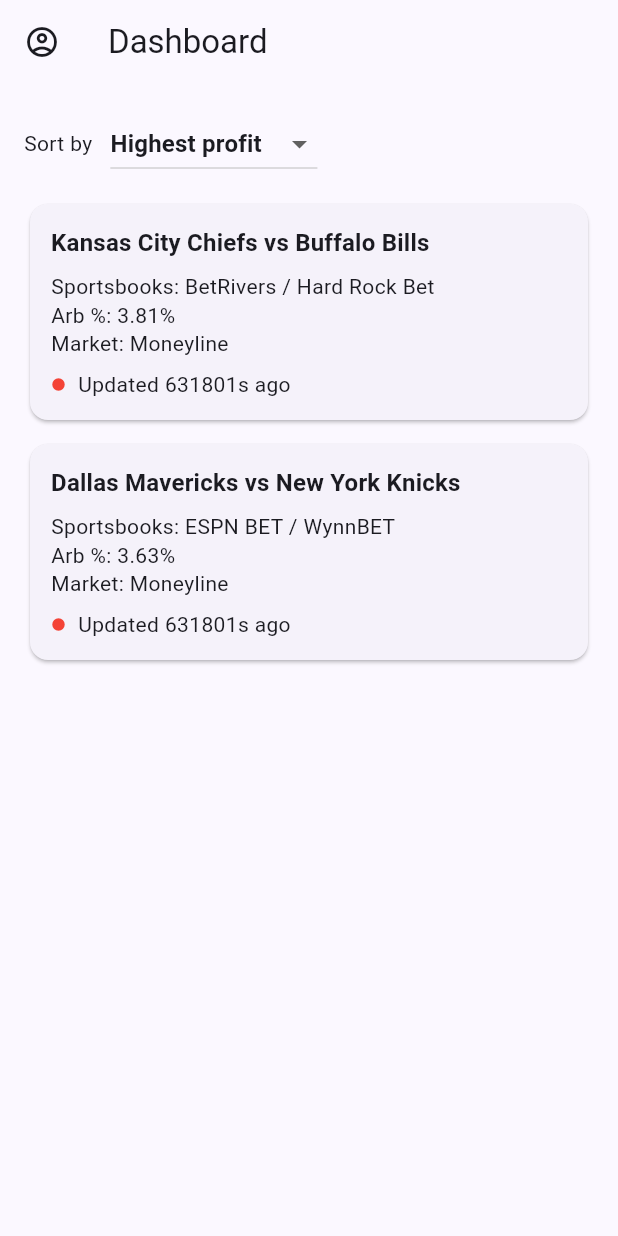
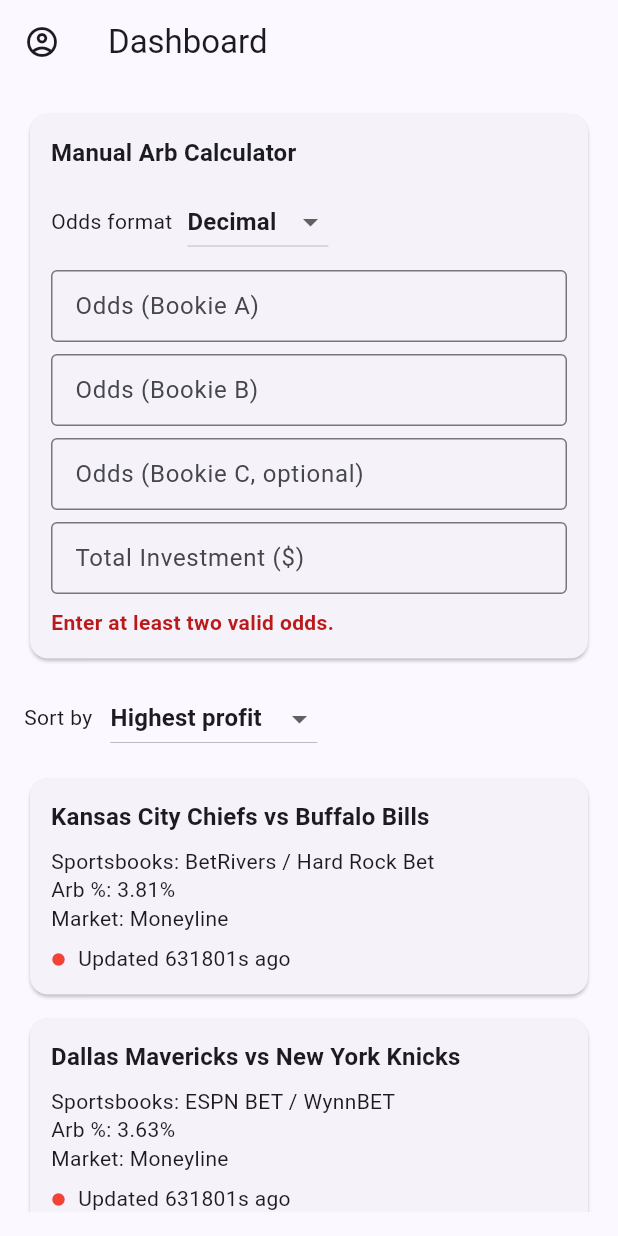
Before and after one commit to Chrisperriello/ArbiTrac, a Flutter app: the DashboardScreen screen opened by its route, on a phone screen of 412 x 824 dp. Run offline on Flutter 3.47's test engine with Material 3 defaults, Android fonts, the phone set to English and light mode, and no system bars; our stand-ins replace decimal, flutter_dotenv, flutter_riverpod, flutter_secure_storage, shared_preferences; missing offline and left inert: rational; accounts and stored records are empty.

Commit message:
Added the Manuel Arb setting functionality
This added the actual arb manuel card

It has some refresh things to do with it but over all works and allows for both decimal and american plug in

```diff
--- a/lib/providers/providers.dart
+++ b/lib/providers/providers.dart
@@ -1,6 +1,7 @@
 import 'package:decimal/decimal.dart';
 import 'package:flutter_riverpod/flutter_riverpod.dart';
 import 'package:flutter_riverpod/legacy.dart';
+import 'package:rational/rational.dart';
 
 import '../core/utils/arb_engine.dart';
 import '../models/models.dart';
@@ -24,6 +25,10 @@
 //Sttragety enums
 enum DashboardSortOption { highestProfit, soonestPayout }
 
+enum ManualArbOddsFormat { decimal, american }
+
+enum ManualArbAmericanSign { plus, minus }
+
 //Provider for the if the sort changes
 final dashboardSortOptionProvider = StateProvider<DashboardSortOption>((ref) {
   return DashboardSortOption.highestProfit;
@@ -33,6 +38,140 @@
 final dashboardTickerProvider = StreamProvider.autoDispose<int>((ref) {
   return Stream<int>.periodic(const Duration(seconds: 1), (count) => count);
 });
+
+final manualArbOddsAProvider = StateProvider.autoDispose<String>((ref) => '');
+final manualArbOddsBProvider = StateProvider.autoDispose<String>((ref) => '');
+final manualArbOddsCProvider = StateProvider.autoDispose<String>((ref) => '');
+final manualArbOddsFormatProvider =
+    StateProvider.autoDispose<ManualArbOddsFormat>(
+      (ref) => ManualArbOddsFormat.decimal,
+    );
+final manualArbAmericanSignAProvider =
+    StateProvider.autoDispose<ManualArbAmericanSign>(
+      (ref) => ManualArbAmericanSign.plus,
+    );
+final manualArbAmericanSignBProvider =
+    StateProvider.autoDispose<ManualArbAmericanSign>(
+      (ref) => ManualArbAmericanSign.plus,
+    );
+final manualArbAmericanSignCProvider =
+    StateProvider.autoDispose<ManualArbAmericanSign>(
+      (ref) => ManualArbAmericanSign.plus,
+    );
+final manualArbTotalInvestmentProvider = StateProvider.autoDispose<String>(
+  (ref) => '',
+);
+
+final manualArbCalculatorProvider =
+    Provider.autoDispose<ManualArbCalculatorState>((ref) {
+      final one = Decimal.fromInt(1);
+      final zero = Decimal.fromInt(0);
+      final hundred = Decimal.fromInt(100);
+      final oddsFormat = ref.watch(manualArbOddsFormatProvider);
+      final oddsInputs = <String>[
+        ref.watch(manualArbOddsAProvider),
+        ref.watch(manualArbOddsBProvider),
+        ref.watch(manualArbOddsCProvider),
+      ];
+      final americanSigns = <ManualArbAmericanSign>[
+        ref.watch(manualArbAmericanSignAProvider),
+        ref.watch(manualArbAmericanSignBProvider),
+        ref.watch(manualArbAmericanSignCProvider),
+      ];
+      final legLabels = <String>['Bookie A', 'Bookie B', 'Bookie C'];
+      final parsedLegs = <_ParsedLeg>[];
+
+      for (var index = 0; index < oddsInputs.length; index++) {
+        final trimmed = oddsInputs[index].trim();
+        if (trimmed.isEmpty) {
+          continue;
+        }
+        late final Decimal parsedOdds;
+        if (oddsFormat == ManualArbOddsFormat.decimal) {
+          final parsedDecimalOdds = _parsePositiveDecimal(trimmed);
+          if (parsedDecimalOdds == null || parsedDecimalOdds <= one) {
+            return const ManualArbCalculatorState(
+              errorMessage: 'Enter valid decimal odds greater than 1.0.',
+            );
+          }
+          parsedOdds = parsedDecimalOdds;
+        } else {
+          final absoluteAmericanOdds = _parsePositiveDecimal(trimmed);
+          if (absoluteAmericanOdds == null || absoluteAmericanOdds < hundred) {
+            return const ManualArbCalculatorState(
+              errorMessage:
+                  'Enter American odds as a numeric value of at least 100.',
+            );
+          }
+          final americanToDecimalOdds = _americanToDecimalOdds(
+            absoluteOdds: absoluteAmericanOdds,
+            sign: americanSigns[index],
+          );
+          if (americanToDecimalOdds == null || americanToDecimalOdds <= one) {
+            return const ManualArbCalculatorState(
+              errorMessage: 'Enter valid American odds.',
+            );
+          }
+          parsedOdds = americanToDecimalOdds;
+        }
+        parsedLegs.add(_ParsedLeg(label: legLabels[index], odds: parsedOdds));
+      }
+
+      if (parsedLegs.length < 2) {
+        return const ManualArbCalculatorState(
+          errorMessage: 'Enter at least two valid odds.',
+        );
+      }
+
+      final totalInvestmentInput = ref.watch(manualArbTotalInvestmentProvider);
+      final totalInvestment = _parsePositiveDecimal(totalInvestmentInput);
+      if (totalInvestment == null || totalInvestment <= zero) {
+        return const ManualArbCalculatorState(
+          errorMessage: 'Enter a total investment greater than 0.',
+        );
+      }
+
+      final decimalOdds = parsedLegs
+          .map((leg) => leg.odds)
+          .toList(growable: false);
+      final arbitrageSum = ArbEngine.arbitragePercentage(decimalOdds);
+      final isArbitrage = ArbEngine.isArbitrageOpportunity(decimalOdds);
+      final stakes = ArbEngine.individualStakes(
+        decimalOdds: decimalOdds,
+        totalInvestment: totalInvestment,
+      );
+
+      final recommendedStakes = <ManualArbRecommendedStake>[];
+      final projectedPayouts = <Decimal>[];
+      for (var index = 0; index < parsedLegs.length; index++) {
+        final leg = parsedLegs[index];
+        final stake = stakes[index];
+        recommendedStakes.add(
+          ManualArbRecommendedStake(
+            label: leg.label,
+            odds: leg.odds,
+            stake: stake,
+          ),
+        );
+        projectedPayouts.add(stake * leg.odds);
+      }
+
+      final guaranteedPayout = projectedPayouts.reduce(
+        (left, right) => left < right ? left : right,
+      );
+      final netProfit = guaranteedPayout - totalInvestment;
+
+      return ManualArbCalculatorState(
+        result: ManualArbCalculationResult(
+          arbitrageSum: arbitrageSum,
+          totalInvestment: totalInvestment,
+          isArbitrage: isArbitrage,
+          recommendedStakes: recommendedStakes,
+          guaranteedPayout: guaranteedPayout,
+          netProfit: netProfit,
+        ),
+      );
+    });
 
 // Provides all of the arb opportunities
 final arbOpportunitiesProvider =
@@ -209,3 +348,75 @@
   final String bookmakerTitle;
   final DateTime lastUpdatedAt;
 }
+
+Decimal? _parsePositiveDecimal(String raw) {
+  final trimmed = raw.trim();
+  if (trimmed.isEmpty) {
+    return null;
+  }
+  return Decimal.tryParse(trimmed);
+}
+
+Decimal? _americanToDecimalOdds({
+  required Decimal absoluteOdds,
+  required ManualArbAmericanSign sign,
+}) {
+  final one = Decimal.fromInt(1);
+  final zero = Decimal.fromInt(0);
+  final hundred = Decimal.fromInt(100);
+  if (absoluteOdds <= zero) {
+    return null;
+  }
+  if (sign == ManualArbAmericanSign.plus) {
+    return one + _toDecimal(absoluteOdds / hundred);
+  }
+  return one + _toDecimal(hundred / absoluteOdds);
+}
+
+Decimal _toDecimal(Rational value) {
+  return value.toDecimal(scaleOnInfinitePrecision: 12);
+}
+
+class ManualArbCalculatorState {
+  const ManualArbCalculatorState({this.result, this.errorMessage});
+
+  final ManualArbCalculationResult? result;
+  final String? errorMessage;
+}
+
+class ManualArbCalculationResult {
+  const ManualArbCalculationResult({
+    required this.arbitrageSum,
+    required this.totalInvestment,
+    required this.isArbitrage,
+    required this.recommendedStakes,
+    required this.guaranteedPayout,
+    required this.netProfit,
+  });
+
+  final Decimal arbitrageSum;
+  final Decimal totalInvestment;
+  final bool isArbitrage;
+  final List<ManualArbRecommendedStake> recommendedStakes;
+  final Decimal guaranteedPayout;
+  final Decimal netProfit;
+}
+
+class ManualArbRecommendedStake {
+  const ManualArbRecommendedStake({
+    required this.label,
+    required this.odds,
+    required this.stake,
+  });
+
+  final String label;
+  final Decimal odds;
+  final Decimal stake;
+}
+
+class _ParsedLeg {
+  const _ParsedLeg({required this.label, required this.odds});
+
+  final String label;
+  final Decimal odds;
+}
--- a/lib/screens/dashboard_screen.dart
+++ b/lib/screens/dashboard_screen.dart
@@ -4,8 +4,8 @@
 
 import '../models/models.dart';
 import '../providers/providers.dart';
+import '../widgets/widgets.dart';
 import 'main_screen.dart';
-
 
 //Dashboard Screen
 class DashboardScreen extends ConsumerWidget {
@@ -18,8 +18,8 @@
   Widget build(BuildContext context, WidgetRef ref) {
     // Since it is a consumer if has watches the Tickerprovider to know when to refresh
     ref.watch(dashboardTickerProvider);
-    final username = (ModalRoute.of(context)?.settings.arguments as String?) ??
-        'Guest User';
+    final username =
+        (ModalRoute.of(context)?.settings.arguments as String?) ?? 'Guest User';
     final sortOption = ref.watch(dashboardSortOptionProvider);
     final opportunitiesAsync = ref.watch(arbOpportunitiesProvider);
 
@@ -31,14 +31,15 @@
             if (value == 'settings') {
               //App bar popup depeneding on the input this is settings
               ScaffoldMessenger.of(context).showSnackBar(
-                const SnackBar(content: Text('Settings screen comes in a later step.')),
+                const SnackBar(
+                  content: Text('Settings screen comes in a later step.'),
+                ),
               );
             }
             if (value == 'signout') {
-              Navigator.of(context).pushNamedAndRemoveUntil(
-                MainScreen.routeName,
-                (route) => false,
-              );
+              Navigator.of(
+                context,
+              ).pushNamedAndRemoveUntil(MainScreen.routeName, (route) => false);
             }
           },
           itemBuilder: (context) => [
@@ -78,6 +79,8 @@
         padding: const EdgeInsets.all(16),
         child: Column(
           children: [
+            const ManualArbCalculatorCard(),
+            const SizedBox(height: 12),
             Row(
               children: [
                 const Text('Sort by'),
@@ -86,7 +89,8 @@
                   value: sortOption,
                   onChanged: (value) {
                     if (value != null) {
-                      ref.read(dashboardSortOptionProvider.notifier).state = value;
+                      ref.read(dashboardSortOptionProvider.notifier).state =
+                          value;
                     }
                   },
                   items: const [
@@ -123,7 +127,9 @@
                 },
                 loading: () => const Center(child: CircularProgressIndicator()),
                 error: (error, _) {
-                  return Center(child: Text('Failed to load opportunities: $error'));
+                  return Center(
+                    child: Text('Failed to load opportunities: $error'),
+                  );
                 },
               ),
             ),
@@ -134,7 +140,6 @@
   }
 }
 
-
 //The actual opportunity card
 class _OpportunityCard extends StatelessWidget {
   const _OpportunityCard({required this.opportunity});
@@ -143,13 +148,14 @@
 
   @override
   Widget build(BuildContext context) {
-    final freshnessSeconds =
-        DateTime.now().difference(opportunity.lastUpdatedAt).inSeconds;
+    final freshnessSeconds = DateTime.now()
+        .difference(opportunity.lastUpdatedAt)
+        .inSeconds;
     final freshnessColor = freshnessSeconds <= 15
         ? Colors.green
         : freshnessSeconds <= 45
-            ? Colors.orange
-            : Colors.red;
+        ? Colors.orange
+        : Colors.red;
 
     return Card(
       child: Padding(
@@ -162,7 +168,9 @@
               style: Theme.of(context).textTheme.titleMedium,
             ),
             const SizedBox(height: 8),
-            Text('Sportsbooks: ${opportunity.bookmakerA} / ${opportunity.bookmakerB}'),
+            Text(
+              'Sportsbooks: ${opportunity.bookmakerA} / ${opportunity.bookmakerB}',
+            ),
             Text('Arb %: ${_formatDecimal(opportunity.profitMarginPercent)}%'),
             Text('Market: ${opportunity.marketLabel}'),
             const SizedBox(height: 8),
@@ -170,7 +178,9 @@
               children: [
                 Icon(Icons.circle, size: 10, color: freshnessColor),
                 const SizedBox(width: 8),
-                Text('Updated ${freshnessSeconds < 0 ? 0 : freshnessSeconds}s ago'),
+                Text(
+                  'Updated ${freshnessSeconds < 0 ? 0 : freshnessSeconds}s ago',
+                ),
               ],
             ),
           ],
--- /dev/null
+++ b/lib/widgets/manual_arb_calculator_card.dart
@@ -0,0 +1,253 @@
+import 'package:decimal/decimal.dart';
+import 'package:flutter/material.dart';
+import 'package:flutter_riverpod/flutter_riverpod.dart';
+
+import '../providers/providers.dart';
+
+class ManualArbCalculatorCard extends ConsumerWidget {
+  const ManualArbCalculatorCard({super.key});
+
+  @override
+  Widget build(BuildContext context, WidgetRef ref) {
+    final calculatorState = ref.watch(manualArbCalculatorProvider);
+    final result = calculatorState.result;
+
+    return Card(
+      child: Padding(
+        padding: const EdgeInsets.all(14),
+        child: Column(
+          crossAxisAlignment: CrossAxisAlignment.start,
+          children: [
+            Text(
+              'Manual Arb Calculator',
+              style: Theme.of(context).textTheme.titleMedium,
+            ),
+            const SizedBox(height: 10),
+            _OddsFormatDropdown(
+              value: ref.watch(manualArbOddsFormatProvider),
+              onChanged: (value) =>
+                  ref.read(manualArbOddsFormatProvider.notifier).state = value,
+            ),
+            const SizedBox(height: 8),
+            if (ref.watch(manualArbOddsFormatProvider) ==
+                ManualArbOddsFormat.decimal) ...[
+              _DecimalInputField(
+                label: 'Odds (Bookie A)',
+                onChanged: (value) =>
+                    ref.read(manualArbOddsAProvider.notifier).state = value,
+              ),
+              const SizedBox(height: 8),
+              _DecimalInputField(
+                label: 'Odds (Bookie B)',
+                onChanged: (value) =>
+                    ref.read(manualArbOddsBProvider.notifier).state = value,
+              ),
+              const SizedBox(height: 8),
+              _DecimalInputField(
+                label: 'Odds (Bookie C, optional)',
+                onChanged: (value) =>
+                    ref.read(manualArbOddsCProvider.notifier).state = value,
+              ),
+            ] else ...[
+              _AmericanOddsInputRow(
+                label: 'Bookie A',
+                selectedSign: ref.watch(manualArbAmericanSignAProvider),
+                onSignChanged: (value) =>
+                    ref.read(manualArbAmericanSignAProvider.notifier).state =
+                        value,
+                onOddsChanged: (value) =>
+                    ref.read(manualArbOddsAProvider.notifier).state = value,
+              ),
+              const SizedBox(height: 8),
+              _AmericanOddsInputRow(
+                label: 'Bookie B',
+                selectedSign: ref.watch(manualArbAmericanSignBProvider),
+                onSignChanged: (value) =>
+                    ref.read(manualArbAmericanSignBProvider.notifier).state =
+                        value,
+                onOddsChanged: (value) =>
+                    ref.read(manualArbOddsBProvider.notifier).state = value,
+              ),
+              const SizedBox(height: 8),
+              _AmericanOddsInputRow(
+                label: 'Bookie C (optional)',
+                selectedSign: ref.watch(manualArbAmericanSignCProvider),
+                onSignChanged: (value) =>
+                    ref.read(manualArbAmericanSignCProvider.notifier).state =
+                        value,
+                onOddsChanged: (value) =>
+                    ref.read(manualArbOddsCProvider.notifier).state = value,
+              ),
+            ],
+            const SizedBox(height: 8),
+            _DecimalInputField(
+              label: 'Total Investment (\$)',
+              onChanged: (value) =>
+                  ref.read(manualArbTotalInvestmentProvider.notifier).state =
+                      value,
+            ),
+            const SizedBox(height: 10),
+            if (calculatorState.errorMessage != null)
+              Text(
+                calculatorState.errorMessage!,
+                style: TextStyle(
+                  color: Theme.of(context).colorScheme.error,
+                  fontWeight: FontWeight.w600,
+                ),
+              ),
+            if (result != null) ...[
+              Text('Arbitrage % (sum): ${_formatDecimal(result.arbitrageSum)}'),
+              Text(
+                'Status: ${result.isArbitrage ? "Profitable opportunity" : "No guaranteed arbitrage"}',
+              ),
+              const SizedBox(height: 6),
+              Text(
+                'Required stakes:',
+                style: Theme.of(context).textTheme.titleSmall,
+              ),
+              ...result.recommendedStakes.map(
+                (stake) => Text(
+                  'Bet \$${_formatDecimal(stake.stake)} on ${stake.label} (odds ${_formatDecimal(stake.odds)})',
+                ),
+              ),
+              const SizedBox(height: 6),
+              Text(
+                'Guaranteed payout: \$${_formatDecimal(result.guaranteedPayout)}',
+              ),
+              Text('Net Profit: \$${_formatDecimal(result.netProfit)}'),
+            ],
+          ],
+        ),
+      ),
+    );
+  }
+}
+
+class _OddsFormatDropdown extends StatelessWidget {
+  const _OddsFormatDropdown({required this.value, required this.onChanged});
+
+  final ManualArbOddsFormat value;
+  final ValueChanged<ManualArbOddsFormat> onChanged;
+
+  @override
+  Widget build(BuildContext context) {
+    return Row(
+      children: [
+        const Text('Odds format'),
+        const SizedBox(width: 10),
+        DropdownButton<ManualArbOddsFormat>(
+          value: value,
+          items: const [
+            DropdownMenuItem(
+              value: ManualArbOddsFormat.decimal,
+              child: Text('Decimal'),
+            ),
+            DropdownMenuItem(
+              value: ManualArbOddsFormat.american,
+              child: Text('American'),
+            ),
+          ],
+          onChanged: (nextValue) {
+            if (nextValue != null) {
+              onChanged(nextValue);
+            }
+          },
+        ),
+      ],
+    );
+  }
+}
+
+class _AmericanOddsInputRow extends StatelessWidget {
+  const _AmericanOddsInputRow({
+    required this.label,
+    required this.selectedSign,
+    required this.onSignChanged,
+    required this.onOddsChanged,
+  });
+
+  final String label;
+  final ManualArbAmericanSign selectedSign;
+  final ValueChanged<ManualArbAmericanSign> onSignChanged;
+  final ValueChanged<String> onOddsChanged;
+
+  @override
+  Widget build(BuildContext context) {
+    return Column(
+      crossAxisAlignment: CrossAxisAlignment.start,
+      children: [
+        Text(label),
+        const SizedBox(height: 4),
+        Row(
+          children: [
+            DropdownButton<ManualArbAmericanSign>(
+              value: selectedSign,
+              items: const [
+                DropdownMenuItem(
+                  value: ManualArbAmericanSign.plus,
+                  child: Text('+'),
+                ),
+                DropdownMenuItem(
+                  value: ManualArbAmericanSign.minus,
+                  child: Text('-'),
+                ),
+              ],
+              onChanged: (value) {
+                if (value != null) {
+                  onSignChanged(value);
+                }
+              },
+            ),
+            const SizedBox(width: 10),
+            Expanded(
+              child: TextField(
+                keyboardType: const TextInputType.numberWithOptions(
+                  decimal: true,
+                ),
+                decoration: const InputDecoration(
+                  labelText: 'American odds value (e.g. 150)',
+                  border: OutlineInputBorder(),
+                  isDense: true,
+                ),
+                onChanged: onOddsChanged,
+              ),
+            ),
+          ],
+        ),
+      ],
+    );
+  }
+}
+
+class _DecimalInputField extends StatelessWidget {
+  const _DecimalInputField({required this.label, required this.onChanged});
+
+  final String label;
+  final ValueChanged<String> onChanged;
+
+  @override
+  Widget build(BuildContext context) {
+    return TextField(
+      keyboardType: const TextInputType.numberWithOptions(decimal: true),
+      decoration: InputDecoration(
+        labelText: label,
+        border: const OutlineInputBorder(),
+        isDense: true,
+      ),
+      onChanged: onChanged,
+    );
+  }
+}
+
+String _formatDecimal(Decimal value) {
+  final raw = value.toString();
+  final decimalIndex = raw.indexOf('.');
+  if (decimalIndex == -1) {
+    return raw;
+  }
+  final maxLength = decimalIndex + 3;
+  if (raw.length <= maxLength) {
+    return raw;
+  }
+  return raw.substring(0, maxLength);
+}
--- a/lib/widgets/widgets.dart
+++ b/lib/widgets/widgets.dart
@@ -1 +1 @@
-// Reusable widgets are added here in later steps.
+export 'manual_arb_calculator_card.dart';
```
Also changed, not shown: 2 other files.
